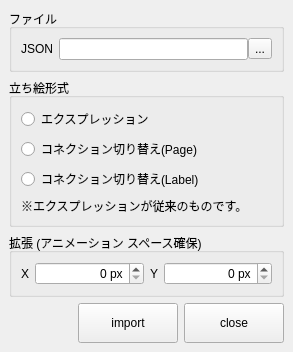
First picture: the form in app/fusion/python/rs_fusion/tool/importer/importer.ui, repository nakano000/Resolve_Script, before the edit.
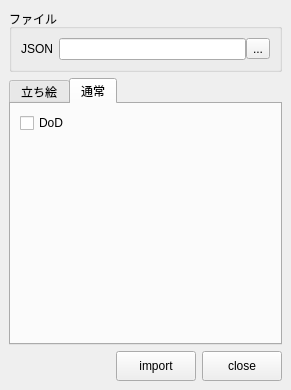
Second picture: the form after the edit. The open tabs and pages were chosen to show the change.

Commit message: 通常読み込み(立ち絵用の処理をしない)追加

Patch:
```diff
--- a/app/fusion/python/rs_fusion/tool/importer/importer.ui
+++ b/app/fusion/python/rs_fusion/tool/importer/importer.ui
@@ -6,15 +6,15 @@
    <rect>
     <x>0</x>
     <y>0</y>
-    <width>293</width>
-    <height>302</height>
+    <width>269</width>
+    <height>336</height>
    </rect>
   </property>
   <property name="windowTitle">
    <string>MainWindow</string>
   </property>
   <widget class="QWidget" name="centralwidget">
-   <layout class="QVBoxLayout" name="verticalLayout_2">
+   <layout class="QVBoxLayout" name="verticalLayout_4">
     <item>
      <widget class="QGroupBox" name="groupBox_2">
       <property name="title">
@@ -49,6 +49,16 @@
      </widget>
     </item>
     <item>
+     <widget class="QTabWidget" name="tabWidget">
+      <property name="currentIndex">
+       <number>0</number>
+      </property>
+      <widget class="QWidget" name="tab">
+       <attribute name="title">
+        <string>立ち絵</string>
+       </attribute>
+       <layout class="QVBoxLayout" name="verticalLayout_2">
+        <item>
      <widget class="QGroupBox" name="groupBox_3">
       <property name="title">
        <string>立ち絵形式</string>
@@ -150,6 +160,37 @@
       </layout>
      </widget>
     </item>
+       </layout>
+      </widget>
+      <widget class="QWidget" name="tab_2">
+       <attribute name="title">
+        <string>通常</string>
+       </attribute>
+       <layout class="QVBoxLayout" name="verticalLayout_5">
+        <item>
+         <widget class="QCheckBox" name="useDodCheckBox">
+          <property name="text">
+           <string>DoD</string>
+          </property>
+         </widget>
+        </item>
+        <item>
+         <spacer name="verticalSpacer">
+          <property name="orientation">
+           <enum>Qt::Vertical</enum>
+          </property>
+          <property name="sizeHint" stdset="0">
+           <size>
+            <width>20</width>
+            <height>146</height>
+           </size>
+          </property>
+         </spacer>
+        </item>
+       </layout>
+      </widget>
+     </widget>
+    </item>
     <item>
      <spacer name="verticalSpacer_2">
       <property name="orientation">
@@ -182,8 +223,8 @@
        <widget class="QPushButton" name="importButton">
         <property name="minimumSize">
          <size>
-          <width>100</width>
-          <height>40</height>
+          <width>80</width>
+          <height>30</height>
          </size>
         </property>
         <property name="text">
@@ -195,8 +236,8 @@
        <widget class="QPushButton" name="closeButton">
         <property name="minimumSize">
          <size>
-          <width>100</width>
-          <height>40</height>
+          <width>80</width>
+          <height>30</height>
          </size>
         </property>
         <property name="text">
```
Lines whose indentation alone changed are shown as unchanged. The commit also changes 2 other files.
